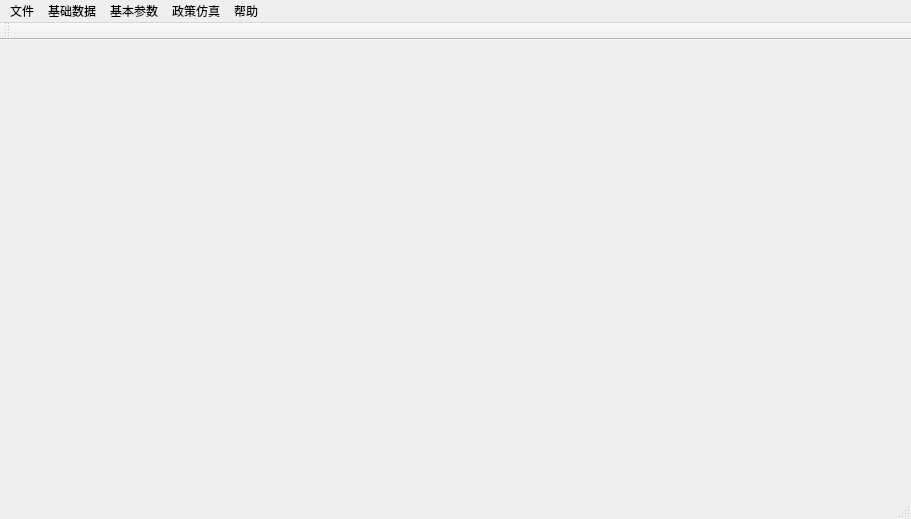
This is ui/mainwindow.ui in zpzjzj/renkou as Qt 5 draws it before an edit. The edited form follows.
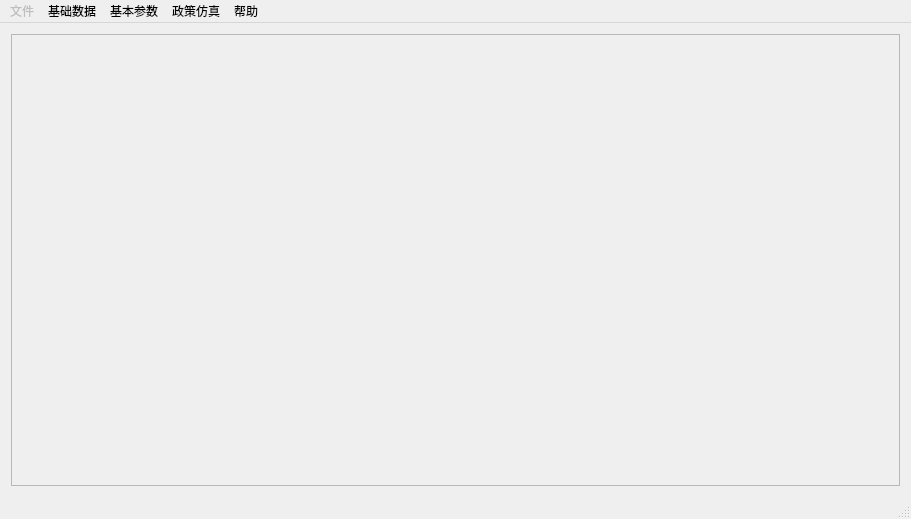
This is the edited form.

```diff
--- a/ui/mainwindow.ui
+++ b/ui/mainwindow.ui
@@ -16,7 +16,21 @@
   <widget class="QWidget" name="centralWidget">
    <layout class="QGridLayout" name="gridLayout">
     <item row="0" column="0">
-     <layout class="QHBoxLayout" name="hLayout"/>
+     <widget class="QScrollArea" name="scrollArea">
+      <property name="widgetResizable">
+       <bool>true</bool>
+      </property>
+      <widget class="QWidget" name="scrollAreaWidgetContents">
+       <property name="geometry">
+        <rect>
+         <x>0</x>
+         <y>0</y>
+         <width>891</width>
+         <height>454</height>
+        </rect>
+       </property>
+      </widget>
+     </widget>
     </item>
    </layout>
   </widget>
@@ -26,10 +40,13 @@
      <x>0</x>
      <y>0</y>
      <width>911</width>
-     <height>22</height>
+     <height>23</height>
     </rect>
    </property>
    <widget class="QMenu" name="File">
+    <property name="enabled">
+     <bool>false</bool>
+    </property>
     <property name="title">
      <string>文件</string>
     </property>
@@ -86,14 +103,6 @@
    <addaction name="Simulation"/>
    <addaction name="Help"/>
   </widget>
-  <widget class="QToolBar" name="mainToolBar">
-   <attribute name="toolBarArea">
-    <enum>TopToolBarArea</enum>
-   </attribute>
-   <attribute name="toolBarBreak">
-    <bool>false</bool>
-   </attribute>
-  </widget>
   <widget class="QStatusBar" name="statusBar"/>
   <action name="NewProject">
    <property name="text">
```
Left out of the diff: 21 changed lines with no effect on the pictures.
